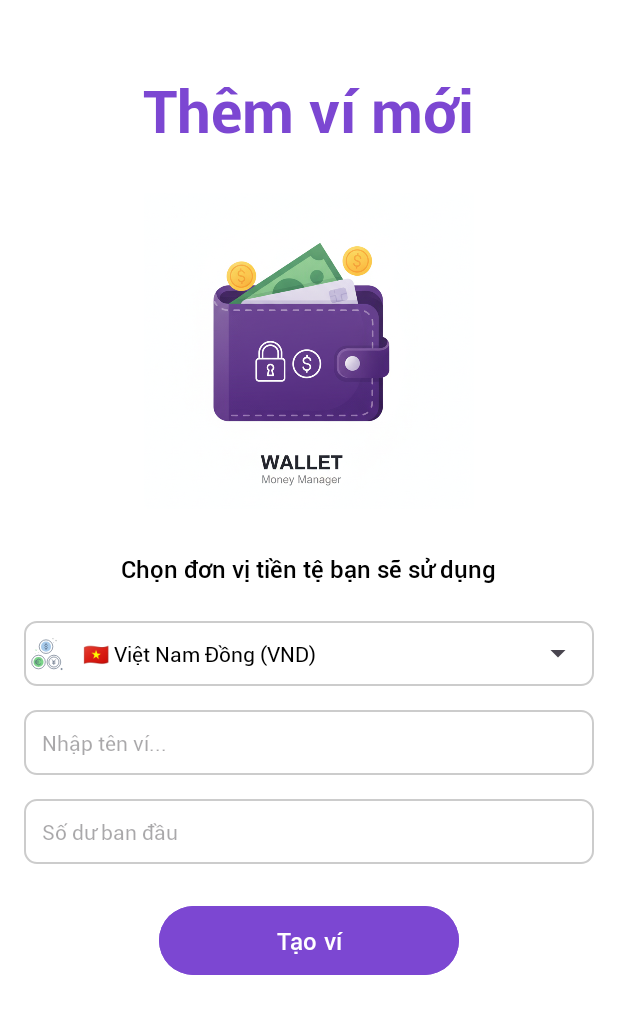
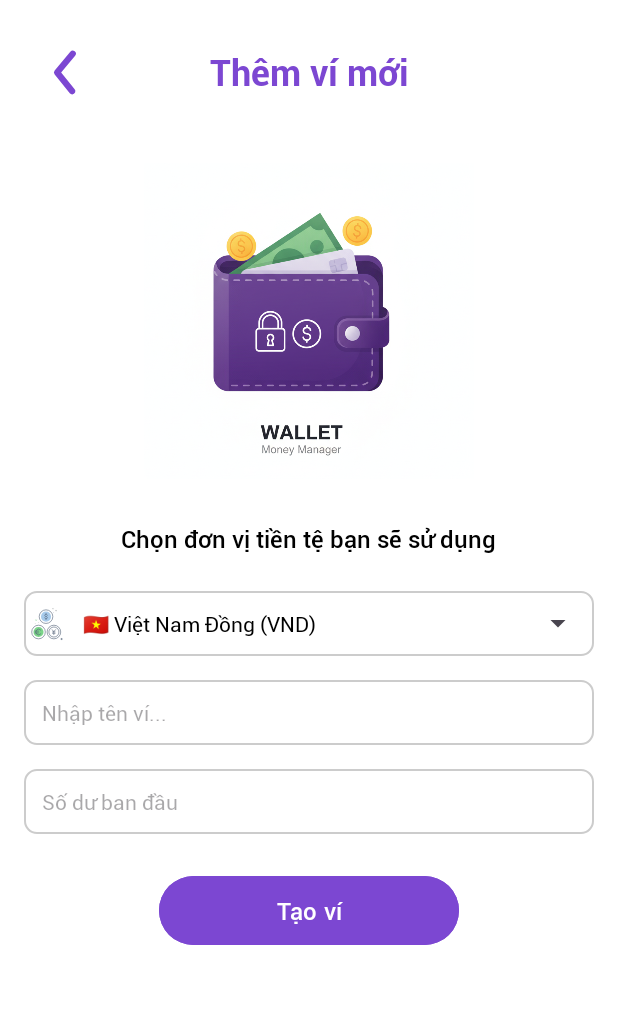
Before and after one commit to duy321111/expense_tracker_app, an Android app: the AddWalletActivity screen opened directly, with no data from a screen before it, on a phone screen of 412 x 824 dp. Shown: the top 1014 px of the screen. Run offline under Robolectric (Android 15) with nearby library versions, the phone set to English and light mode, and no system bars.

Commit message:
arrow back createwallet

```diff
--- a/app/src/main/AndroidManifest.xml
+++ b/app/src/main/AndroidManifest.xml
@@ -16,7 +16,7 @@
             android:name=".ui.MainActivity"
             android:exported="true">
             <intent-filter>
-                <action android:name="android.intent.action.Main" />
+                <action android:name="android.intent.action.MAIN" />
                 <category android:name="android.intent.category.LAUNCHER" />
             </intent-filter>
         </activity>
--- a/app/src/main/java/com/example/expense_tracker_app/ui/AddWalletActivity.java
+++ b/app/src/main/java/com/example/expense_tracker_app/ui/AddWalletActivity.java
@@ -8,6 +8,7 @@ import android.widget.EditText;
 import android.widget.Spinner;
 import androidx.appcompat.app.AppCompatActivity;
 import com.example.expense_tracker_app.R;
+import com.google.android.material.appbar.MaterialToolbar;
 
 public class AddWalletActivity extends AppCompatActivity {
 
@@ -27,6 +28,8 @@ public class AddWalletActivity extends AppCompatActivity {
         );
         adapter.setDropDownViewResource(R.layout.spinner_dropdown_item); // layout khi xổ ra
         spinnerCurrency.setAdapter(adapter);
+        MaterialToolbar toolbar = findViewById(R.id.toolbar_add_wallet);
+        toolbar.setNavigationOnClickListener(v -> finish());
 
         //  Khởi tạo các View khác
         Button btnCreateWallet = findViewById(R.id.btn_create_wallet);
--- /dev/null
+++ b/app/src/main/res/drawable/ic_arrow_back.xml
@@ -0,0 +1,7 @@
+<vector xmlns:android="http://schemas.android.com/apk/res/android" android:height="50dp" android:viewportHeight="24" android:viewportWidth="24" android:width="50dp">
+
+    <path android:fillAlpha="0" android:fillColor="#000000" android:pathData="M24,0l-0,24l-24,0l-0,-24z" android:strokeAlpha="0"/>
+
+    <path android:fillColor="#000000" android:pathData="M13.83,19a1,1 0,0 1,-0.78 -0.37l-4.83,-6a1,1 0,0 1,0 -1.27l5,-6a1,1 0,0 1,1.54 1.28L10.29,12l4.32,5.36a1,1 0,0 1,-0.78 1.64z"/>
+
+</vector>
--- a/app/src/main/res/layout/activity_add_wallet.xml
+++ b/app/src/main/res/layout/activity_add_wallet.xml
@@ -1,21 +1,25 @@
 <?xml version="1.0" encoding="utf-8"?>
 <LinearLayout xmlns:android="http://schemas.android.com/apk/res/android"
+    xmlns:app="http://schemas.android.com/apk/res-auto"
     android:layout_width="match_parent"
     android:layout_height="match_parent"
     android:orientation="vertical"
     android:padding="16dp"
     android:background="@color/white">
 
-    <!-- Tiêu đề -->
-    <TextView
-        android:layout_width="wrap_content"
+    <!-- Toolbar với nút back -->
+    <com.google.android.material.appbar.MaterialToolbar
+        android:id="@+id/toolbar_add_wallet"
+        android:layout_width="match_parent"
         android:layout_height="wrap_content"
-        android:text="Thêm ví mới"
-        android:layout_gravity="center"
-        style="@style/Heading1"
-        android:textColor="@color/primary_1"
-        android:layout_marginTop="30dp"
-        android:layout_marginBottom="24dp"/>
+        android:background="@color/white"
+        app:titleTextAppearance="@style/Heading4"
+        app:navigationIcon="@drawable/ic_arrow_back"
+        app:title="Thêm ví mới"
+        app:navigationIconTint="@color/primary_1"
+        app:titleTextColor="@color/primary_1"
+        app:titleCentered="true"
+        android:elevation="0dp" />
 
     <!-- Hình minh họa ví -->
     <ImageView
@@ -25,7 +29,8 @@
         android:layout_gravity="center"
         android:contentDescription="Wallet Illustration"
         android:scaleType="fitCenter"
-        android:layout_marginBottom="24dp"/>
+        android:layout_marginTop="24dp"
+        android:layout_marginBottom="24dp" />
 
     <!-- Mô tả -->
     <TextView
@@ -36,7 +41,7 @@
         android:textColor="@color/black"
         android:layout_gravity="center"
         style="@style/Body1"
-        android:layout_marginBottom="24dp"/>
+        android:layout_marginBottom="24dp" />
 
     <!-- Spinner cho tiền tệ với icon -->
     <LinearLayout
@@ -52,8 +57,7 @@
             android:layout_height="24dp"
             android:layout_marginTop="10dp"
             android:layout_marginStart="3dp"
-            android:src="@drawable/ic_currency"
-       />
+            android:src="@drawable/ic_currency" />
 
         <Spinner
             android:id="@+id/spinner_currency"
@@ -72,7 +76,7 @@
         android:hint="Nhập tên ví..."
         android:padding="12dp"
         android:background="@drawable/edittext_border"
-        android:layout_marginBottom="16dp"/>
+        android:layout_marginBottom="16dp" />
 
     <!-- Ô nhập số dư -->
     <EditText
@@ -84,7 +88,7 @@
         android:inputType="numberDecimal"
         android:padding="12dp"
         android:background="@drawable/edittext_border"
-        android:layout_marginBottom="24dp"/>
+        android:layout_marginBottom="24dp" />
 
     <!-- Nút Tạo ví -->
     <Button
@@ -96,5 +100,6 @@
         android:backgroundTint="@color/primary_1"
         android:textColor="#FFFFFF"
         style="@style/Body1"
-        android:padding="12dp"/>
+        android:padding="12dp" />
+
 </LinearLayout>
```
